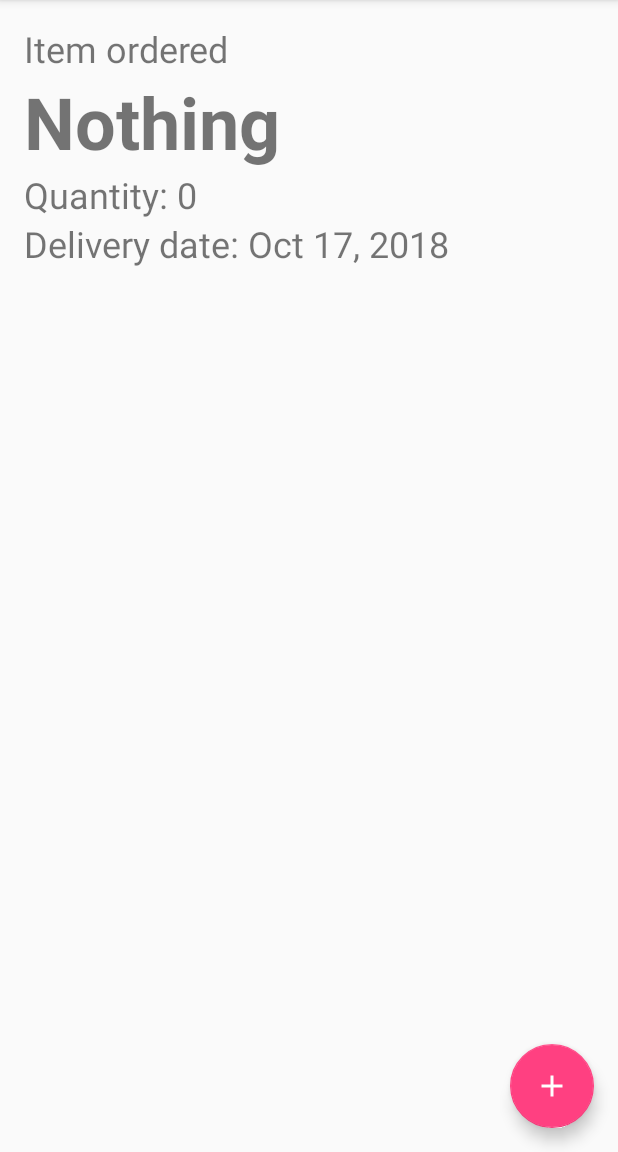
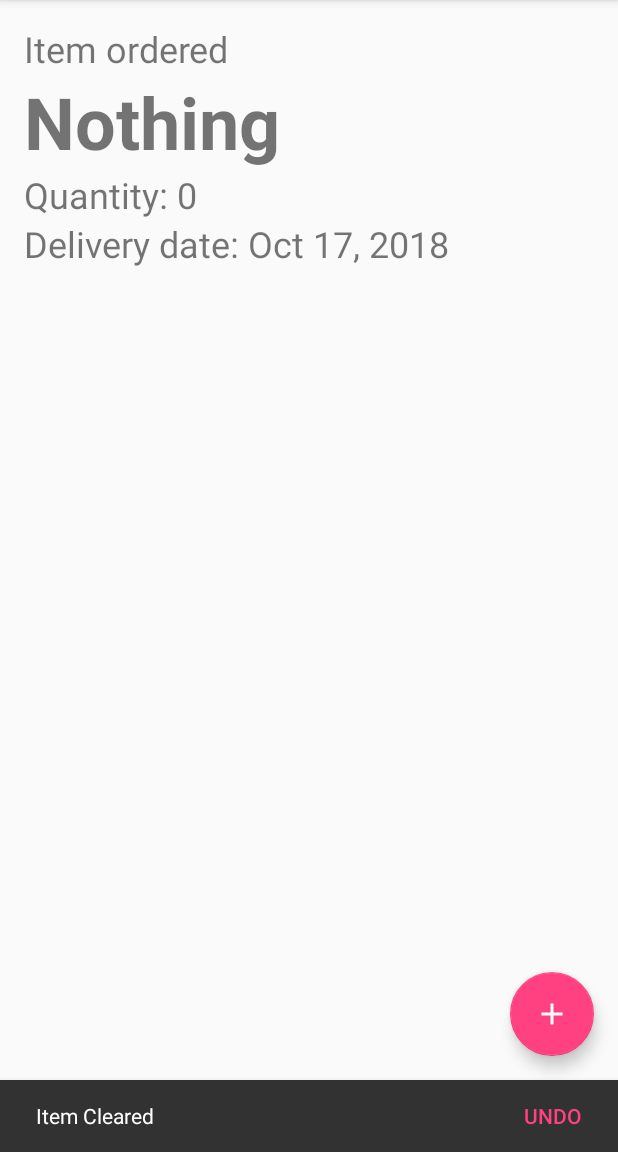
Before and after one commit to AdrianosullivanUL/Android, an Android app: the screen it shows after launch (MainActivity), after a tap on "Reset", on a phone screen of 412 x 824 dp, the part 84-1236 px from its top. Run offline under Robolectric (Android 15) with nearby library versions, the phone set to English and light mode, and no system bars.

Commit message:
Added snackbar code

```diff
--- a/PointOfSale/app/src/main/java/ie/ul/adrianosullivan/pointofsale/MainActivity.java
+++ b/PointOfSale/app/src/main/java/ie/ul/adrianosullivan/pointofsale/MainActivity.java
@@ -17,6 +17,8 @@ public class MainActivity extends AppCompatActivity {
     private TextView mQuantity_text;
     private TextView mDate_text;
     private Item mCurrentItem;
+    private Item mClearedItem;
+
 
 
 
@@ -67,8 +69,20 @@ public class MainActivity extends AppCompatActivity {
         switch (item.getItemId())
         {
             case R.id.action_reset:
+                mClearedItem = mCurrentItem;
                 mCurrentItem = new Item();
                 showCurrentItem();
+                Snackbar snackbar = Snackbar.make(findViewById(R.id.coordinator_layout), "Item Cleared",
+                        Snackbar.LENGTH_LONG);
+                snackbar.setAction("UNDO", new View.OnClickListener(){
+                    @Override
+                            public void onClick(View v) {
+                                mCurrentItem = mClearedItem;
+                                showCurrentItem();
+                                Snackbar.make(findViewById(R.id.coordinator_layout), "Item Restored", Snackbar.LENGTH_SHORT).show();
+                            }
+                });
+                snackbar.show();
                 return true;
             case R.id.action_settings:
                 startActivity(new Intent(Settings.ACTION_LOCALE_SETTINGS));
--- a/PointOfSale/app/src/main/res/layout/activity_main.xml
+++ b/PointOfSale/app/src/main/res/layout/activity_main.xml
@@ -4,6 +4,7 @@
     xmlns:tools="http://schemas.android.com/tools"
     android:layout_width="match_parent"
     android:layout_height="match_parent"
+    android:id="@+id/coordinator_layout"
     tools:context=".MainActivity">
 
     <android.support.design.widget.AppBarLayout
```
